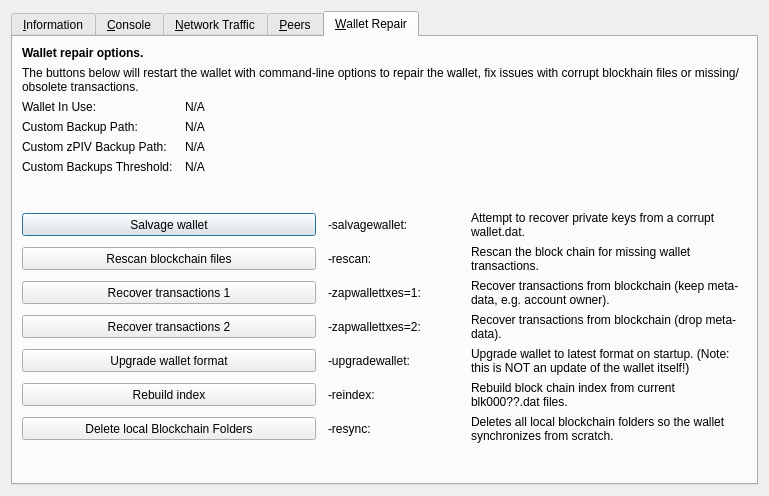
First picture: the form in src/qt/forms/rpcconsole.ui, repository MotoAcidic/pivx-gui, before the edit.
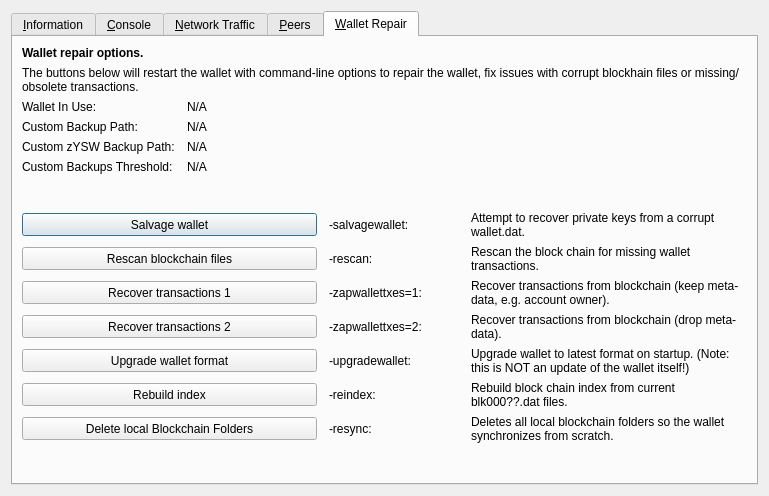
Second picture: the form after the edit. The open tabs and pages were chosen to show the change. Icons and pictures are not drawn. Custom widgets are drawn as their Qt base class.

What changed in the file:
```diff
--- a/src/qt/forms/rpcconsole.ui
+++ b/src/qt/forms/rpcconsole.ui
@@ -1333,7 +1333,7 @@
           <bool>false</bool>
          </property>
          <property name="text">
-          <string>Custom zPIV Backup Path:</string>
+          <string>Custom zYSW Backup Path:</string>
          </property>
         </widget>
        </item>
```
Left out of the diff: 10 changed lines with no effect on the pictures.
